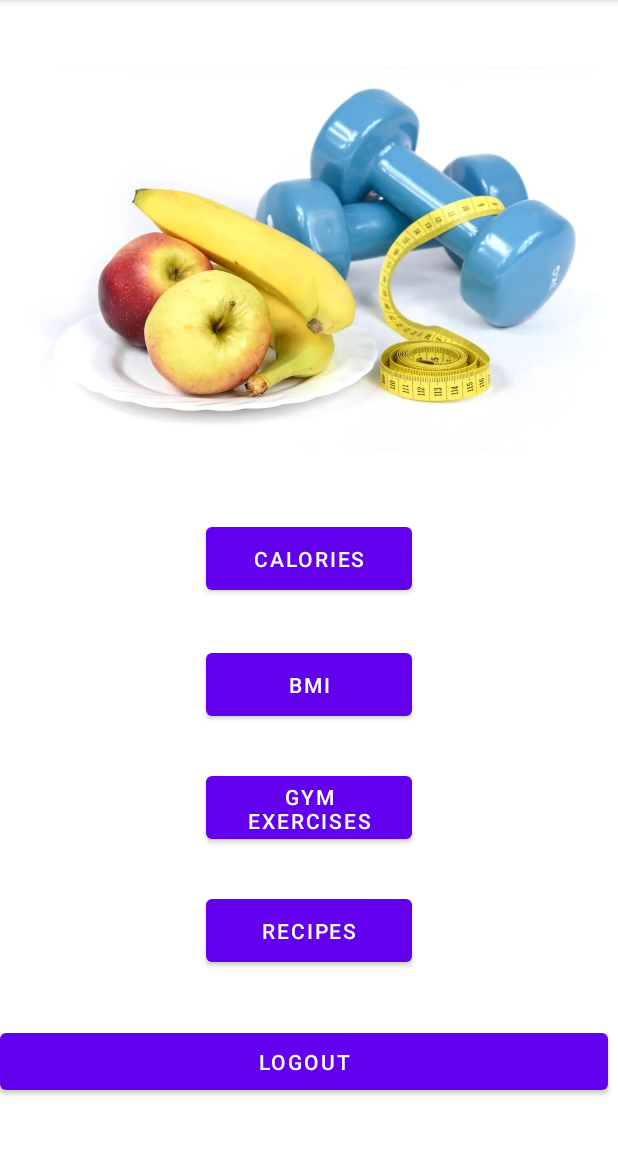
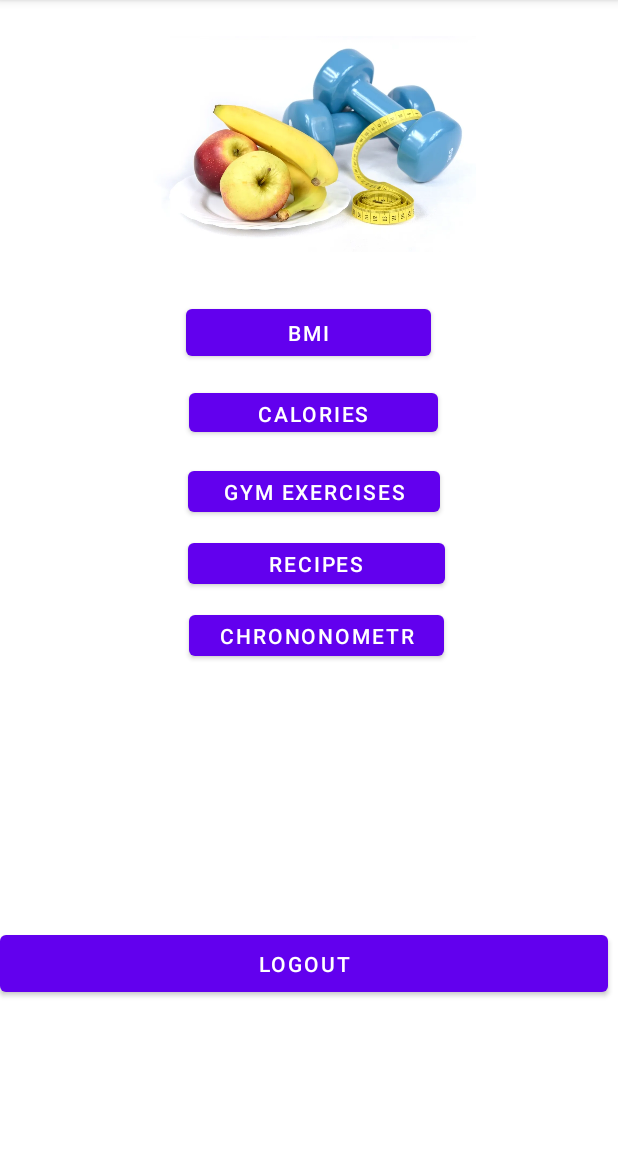
Before and after one commit to oumab26/MobileApp_Sante, an Android app: the MenuActivity screen opened directly, with no data from a screen before it, on a phone screen of 412 x 824 dp, the part 84-1236 px from its top. Run offline under Robolectric (Android 15) with nearby library versions, the phone set to English and light mode, and no system bars.

```diff
--- a/app/src/main/AndroidManifest.xml
+++ b/app/src/main/AndroidManifest.xml
@@ -50,6 +50,10 @@
             android:name=".ExerciceActivity"
             android:parentActivityName=".MenuActivity"
             android:exported="true" />
+        <activity
+            android:name=".ChronoActivity"
+            android:parentActivityName=".MenuActivity"
+            android:exported="true" />
     </application>
 
 
--- a/app/src/main/java/tn/esprit/datastorage/MenuActivity.java
+++ b/app/src/main/java/tn/esprit/datastorage/MenuActivity.java
@@ -13,6 +13,7 @@ public class MenuActivity extends AppCompatActivity {
     Button calculateCalories;
     Button bmiActivity;
     Button btnGym;
+    Button btnchrono;
 
 
     //SharedPreferences sp = getSharedPreferences("sp", MODE_PRIVATE);
@@ -29,6 +30,7 @@ public class MenuActivity extends AppCompatActivity {
         calculateCalories = findViewById(R.id.btnCalorie);
         bmiActivity = findViewById(R.id.btnBmi);
         btnGym = findViewById(R.id.btnGym);
+        btnchrono = findViewById(R.id.btnchrono);
         logout = findViewById(R.id.btnLogout);
 
         calculateCalories.setOnClickListener(new View.OnClickListener() {
@@ -57,6 +59,15 @@ public class MenuActivity extends AppCompatActivity {
             }
         });
 
+        btnchrono.setOnClickListener(new View.OnClickListener() {
+            @Override
+            public void onClick(View view) {
+
+                Intent intent = new Intent(MenuActivity.this, ChronoActivity.class);
+                startActivity(intent);
+            }
+        });
+
 
         logout.setOnClickListener(v -> {
             // sp.edit().clear().apply();
--- a/app/src/main/res/layout/activity_menu.xml
+++ b/app/src/main/res/layout/activity_menu.xml
@@ -8,52 +8,68 @@
 
     <Button
         android:id="@+id/btnGym"
-        android:layout_width="137dp"
-        android:layout_height="54dp"
-        android:layout_marginTop="511dp"
+        android:layout_width="168dp"
+        android:layout_height="39dp"
+        android:layout_marginTop="308dp"
         android:text="gym exercises"
         app:layout_constraintEnd_toEndOf="parent"
+        app:layout_constraintHorizontal_bias="0.515"
         app:layout_constraintStart_toStartOf="parent"
         app:layout_constraintTop_toTopOf="parent" />
 
     <Button
         android:id="@+id/btnrecipes"
-        android:layout_width="137dp"
-        android:layout_height="54dp"
-        android:layout_marginTop="593dp"
+        android:layout_width="171dp"
+        android:layout_height="39dp"
+        android:layout_marginTop="356dp"
         android:text="recipes"
         app:layout_constraintEnd_toEndOf="parent"
+        app:layout_constraintHorizontal_bias="0.52"
         app:layout_constraintStart_toStartOf="parent"
         app:layout_constraintTop_toTopOf="parent" />
 
     <ImageView
         android:id="@+id/imageView5"
-        android:layout_width="384dp"
-        android:layout_height="330dp"
-        android:layout_marginTop="7dp"
+        android:layout_width="314dp"
+        android:layout_height="144dp"
+        android:layout_marginTop="24dp"
         app:layout_constraintEnd_toEndOf="parent"
-        app:layout_constraintHorizontal_bias="0.592"
+        app:layout_constraintHorizontal_bias="0.535"
         app:layout_constraintStart_toStartOf="parent"
         app:layout_constraintTop_toTopOf="parent"
         app:srcCompat="@drawable/r_gime_amaigrissant" />
 
     <Button
+
         android:id="@+id/btnBmi"
-        android:layout_width="137dp"
-        android:layout_height="54dp"
-        android:layout_marginTop="429dp"
-        android:text="Bmi"
+        android:layout_width="166dp"
+        android:layout_height="38dp"
+        android:layout_marginTop="256dp"
+        android:text="Calories"
         app:layout_constraintEnd_toEndOf="parent"
+        app:layout_constraintHorizontal_bias="0.512"
         app:layout_constraintStart_toStartOf="parent"
         app:layout_constraintTop_toTopOf="parent" />
 
     <Button
         android:id="@+id/btnCalorie"
-        android:layout_width="137dp"
-        android:layout_height="54dp"
-        android:layout_marginTop="345dp"
-        android:text="Calories"
+        android:layout_width="163dp"
+        android:layout_height="43dp"
+        android:layout_marginTop="200dp"
+        android:text="BMI"
         app:layout_constraintEnd_toEndOf="parent"
+        app:layout_constraintHorizontal_bias="0.498"
+        app:layout_constraintStart_toStartOf="parent"
+        app:layout_constraintTop_toTopOf="parent" />
+
+    <Button
+        android:id="@+id/btnchrono"
+        android:layout_width="170dp"
+        android:layout_height="39dp"
+        android:layout_marginTop="404dp"
+        android:text="Chrononometre"
+        app:layout_constraintEnd_toEndOf="parent"
+        app:layout_constraintHorizontal_bias="0.522"
         app:layout_constraintStart_toStartOf="parent"
         app:layout_constraintTop_toTopOf="parent" />
 
@@ -64,6 +80,7 @@
         android:text="Logout"
         app:layout_constraintBottom_toBottomOf="parent"
         app:layout_constraintTop_toBottomOf="@+id/btnrecipes"
+        app:layout_constraintVertical_bias="0.688"
         tools:layout_editor_absoluteX="3dp" />
 
 </androidx.constraintlayout.widget.ConstraintLayout>
```
Also changed, not shown: app/src/main/res/layout/activity_calorie.xml (+41 -44 lines).
